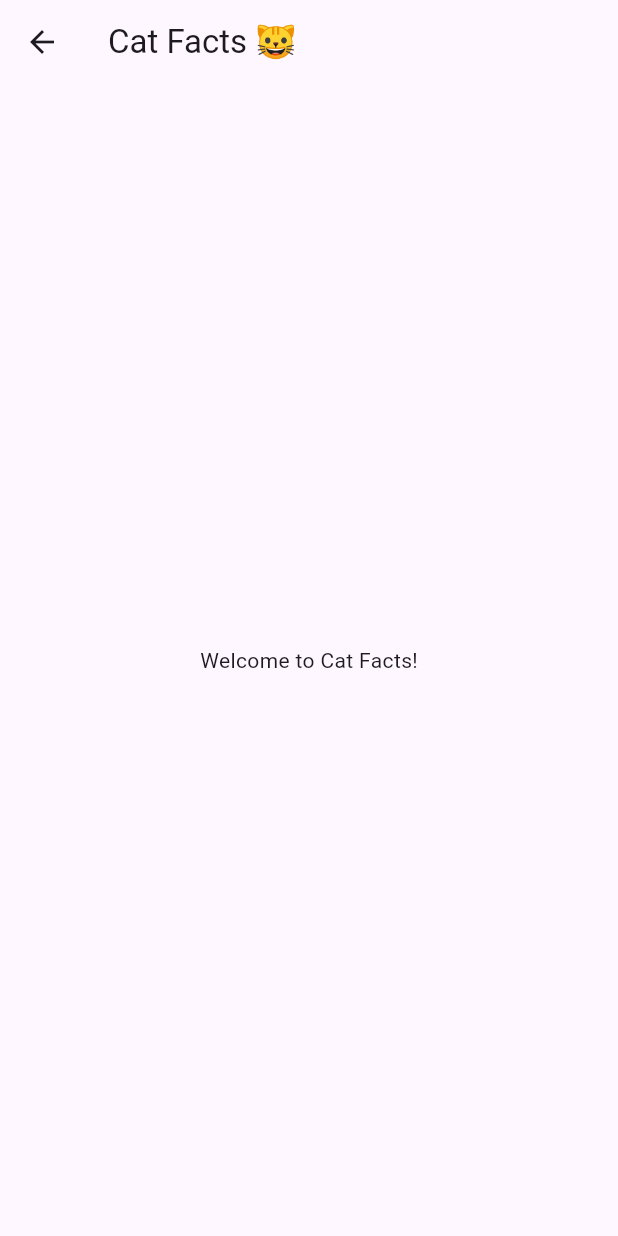
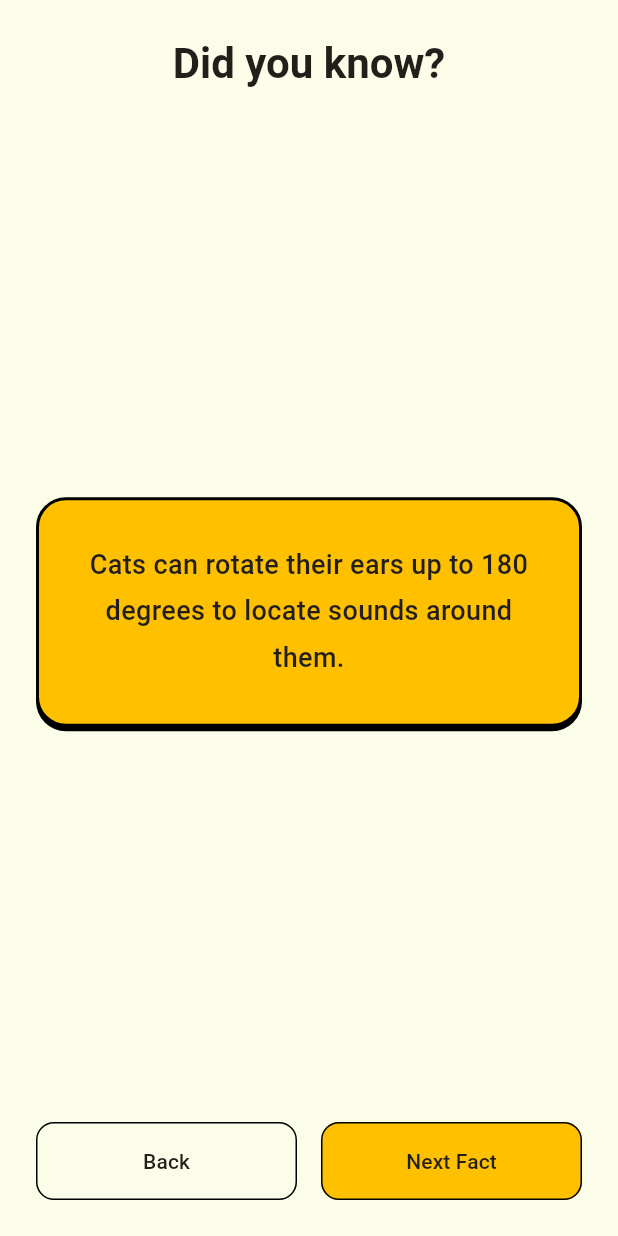
Before and after one commit to Keobiii/pawfacts, a Flutter app: the screen it shows after launch, after a tap on "Dogs", after a tap on the "arrow back" icon, after a tap on "Cats", on a phone screen of 412 x 824 dp. Run offline on Flutter 3.47's test engine with Material 3 defaults, Android fonts, the phone set to English and light mode, and no system bars; our stand-ins replace dio, flutter_riverpod, go_router; network calls fail.

Commit message:
initial UI and app theme

```diff
--- /dev/null
+++ b/lib/core/theme/app_theme.dart
@@ -0,0 +1,9 @@
+import 'package:flutter/material.dart';
+
+class AppTheme {
+  static const background = Color(0xFFfbfde8);
+  static const secondaryBg = Color(0xFFffc000);
+  static const text = Color(0xFF221f1b);
+  static const secondaryText = Color(0xFFa8a9a3);
+  static const border = Colors.black;
+}
--- a/lib/features/cats/presentation/pages/cat_facts_page.dart
+++ b/lib/features/cats/presentation/pages/cat_facts_page.dart
@@ -1,3 +1,9 @@
+import 'package:flutter/material.dart';
+import 'package:go_router/go_router.dart';
+
+import '../../../../core/theme/app_theme.dart';
+import '../../../../shared/widget/fact_card.dart';
+
 import 'package:flutter/material.dart';
 import 'package:go_router/go_router.dart';
 
@@ -6,15 +12,86 @@ class CatFactsPage extends StatelessWidget {
 
   @override
   Widget build(BuildContext context) {
+    final textTheme = Theme.of(context).textTheme;
+
     return Scaffold(
-      appBar: AppBar(
-        leading: IconButton(
-          icon: const Icon(Icons.arrow_back),
-          onPressed: () => context.go('/'),
+      backgroundColor: AppTheme.background,
+      body: SafeArea(
+        child: Padding(
+          padding: const EdgeInsets.all(24),
+          child: Column(
+            crossAxisAlignment: CrossAxisAlignment.start,
+            children: [
+              Center(
+                child: Text(
+                  'Did you know?',
+                  style: textTheme.headlineMedium?.copyWith(
+                    fontWeight: FontWeight.bold,
+                    color: AppTheme.text,
+                  ),
+                  textAlign: TextAlign.center,
+                ),
+              ),
+
+              const SizedBox(height: 32),
+
+              const Expanded(
+                child: Center(
+                  child: SingleChildScrollView(
+                    child: FactCard(
+                      fact:
+                          'Cats can rotate their ears up to 180 degrees '
+                          'to locate sounds around them.',
+                    ),
+                  ),
+                ),
+              ),
+
+              const SizedBox(height: 24),
+
+              Row(
+                children: [
+                  Expanded(
+                    child: OutlinedButton.icon(
+                      onPressed: () => context.go('/'),
+                      label: const Text('Back'),
+                      style: OutlinedButton.styleFrom(
+                        foregroundColor: AppTheme.text,
+                        side: BorderSide(color: AppTheme.border, width: 1),
+                        padding: const EdgeInsets.symmetric(vertical: 16),
+                        shape: RoundedRectangleBorder(
+                          borderRadius: BorderRadius.circular(12),
+                        ),
+                      ),
+                    ),
+                  ),
+
+                  const SizedBox(width: 16),
+
+                  Expanded(
+                    child: ElevatedButton.icon(
+                      onPressed: () {
+                        // TODO: Load the next cat fact
+                      },
+                      label: const Text('Next Fact'),
+                      style: ElevatedButton.styleFrom(
+                        backgroundColor: AppTheme.secondaryBg,
+                        foregroundColor: AppTheme.text,
+                        elevation: 0,
+                        padding: const EdgeInsets.symmetric(vertical: 16),
+                        shape: RoundedRectangleBorder(
+                          borderRadius: BorderRadius.circular(12),
+                          side: BorderSide(color: AppTheme.border, width: 1),
+                        ),
+                      ),
+                    ),
+                  ),
+                ],
+              ),
+            ],
+          ),
         ),
-        title: const Text('Cat Facts 🐱'),
       ),
-      body: const Center(child: Text('Welcome to Cat Facts!')),
     );
   }
 }
--- a/lib/features/home/presentation/home_page.dart
+++ b/lib/features/home/presentation/home_page.dart
@@ -1,42 +1,49 @@
 import 'package:flutter/material.dart';
 import 'package:go_router/go_router.dart';
+import 'package:pawfacts/core/theme/app_theme.dart';
 
 class HomePage extends StatelessWidget {
   const HomePage({super.key});
 
   @override
   Widget build(BuildContext context) {
+    final textTheme = Theme.of(context).textTheme;
+
     return Scaffold(
-      appBar: AppBar(title: const Text('PawFacts 🐾'), centerTitle: true),
-      body: Padding(
-        padding: const EdgeInsets.all(16),
+      backgroundColor: AppTheme.background,
+      body: SafeArea(
+        child: Padding(
+          padding: const EdgeInsets.all(20),
           child: Column(
             crossAxisAlignment: CrossAxisAlignment.start,
             children: [
-            Text(
-              'Discover the animal world!',
-              style: Theme.of(context).textTheme.headlineSmall,
+              Center(
+                child: Text(
+                  'What animal you want to know about?',
+                  style: TextStyle(fontSize: 30, fontWeight: FontWeight.bold),
+                  textAlign: TextAlign.justify,
                 ),
-            const SizedBox(height: 8),
-            const Text('Choose an animal to explore interesting facts.'),
-            const SizedBox(height: 24),
-
+              ),
+              const SizedBox(height: 20),
+              Expanded(
+                child: Column(
+                  children: [
                     _AnimalCard(
                       title: 'Dogs',
-              subtitle: 'Discover amazing dog facts',
-              icon: Icons.pets,
+                      icon: Icons.pets_rounded,
                       onTap: () => context.go('/dogs'),
                     ),
-
                     const SizedBox(height: 16),
-
                     _AnimalCard(
                       title: 'Cats',
-              subtitle: 'Discover amazing cat facts',
-              icon: Icons.cruelty_free,
+                      icon: Icons.cruelty_free_rounded,
                       onTap: () => context.go('/cats'),
                     ),
                   ],
+                ),
+              ),
+            ],
+          ),
         ),
       ),
     );
@@ -45,27 +52,58 @@ class HomePage extends StatelessWidget {
 
 class _AnimalCard extends StatelessWidget {
   final String title;
-  final String subtitle;
   final IconData icon;
   final VoidCallback onTap;
 
   const _AnimalCard({
     required this.title,
-    required this.subtitle,
     required this.icon,
     required this.onTap,
   });
 
   @override
   Widget build(BuildContext context) {
-    return Card(
-      child: ListTile(
-        contentPadding: const EdgeInsets.all(16),
-        leading: Icon(icon, size: 40),
-        title: Text(title, style: const TextStyle(fontWeight: FontWeight.bold)),
-        subtitle: Text(subtitle),
-        trailing: const Icon(Icons.arrow_forward_ios, size: 16),
+    return GestureDetector(
       onTap: onTap,
+      child: Container(
+        decoration: BoxDecoration(
+          color: AppTheme.secondaryBg,
+          border: BoxBorder.all(color: AppTheme.border, width: 2),
+          borderRadius: BorderRadius.circular(20),
+        ),
+        child: Padding(
+          padding: const EdgeInsets.all(8),
+          child: Row(
+            children: [
+              Container(
+                width: 48,
+                height: 48,
+                decoration: BoxDecoration(
+                  color: AppTheme.background,
+                  borderRadius: BorderRadius.circular(16),
+                ),
+                child: Icon(icon, size: 30, color: AppTheme.background),
+              ),
+              const SizedBox(width: 16),
+              Expanded(
+                child: Row(
+                  mainAxisAlignment: MainAxisAlignment.spaceBetween,
+                  children: [
+                    Text(
+                      title,
+                      style: TextStyle(
+                        fontSize: 18,
+                        fontWeight: FontWeight.bold,
+                      ),
+                    ),
+                    const SizedBox(width: 10),
+                    Icon(Icons.arrow_forward_ios_rounded, color: AppTheme.text),
+                  ],
+                ),
+              ),
+            ],
+          ),
+        ),
       ),
     );
   }
--- a/lib/main.dart
+++ b/lib/main.dart
@@ -15,10 +15,6 @@ class PawFactsApp extends StatelessWidget {
       title: 'PawFacts',
       debugShowCheckedModeBanner: false,
       routerConfig: appRouter,
-      theme: ThemeData(
-        useMaterial3: true,
-        colorScheme: ColorScheme.fromSeed(seedColor: Colors.deepPurple),
-      ),
     );
   }
 }
--- /dev/null
+++ b/lib/shared/widget/fact_card.dart
@@ -0,0 +1,42 @@
+import 'package:flutter/material.dart';
+
+import '../../core/theme/app_theme.dart';
+
+class FactCard extends StatelessWidget {
+  final String fact;
+
+  const FactCard({super.key, required this.fact});
+
+  @override
+  Widget build(BuildContext context) {
+    return Container(
+      width: double.infinity,
+      padding: const EdgeInsets.all(28),
+      decoration: BoxDecoration(
+        color: AppTheme.secondaryBg,
+        borderRadius: BorderRadius.circular(20),
+        border: Border.all(color: AppTheme.border, width: 2),
+
+        boxShadow: [
+          BoxShadow(color: AppTheme.border, offset: const Offset(0, 3)),
+        ],
+      ),
+      child: Column(
+        mainAxisSize: MainAxisSize.min,
+        crossAxisAlignment: CrossAxisAlignment.center,
+        children: [
+          Text(
+            fact,
+            textAlign: TextAlign.center,
+            style: const TextStyle(
+              fontSize: 18,
+              height: 1.7,
+              fontWeight: FontWeight.w500,
+              color: AppTheme.text,
+            ),
+          ),
+        ],
+      ),
+    );
+  }
+}
```
Lines whose indentation alone changed are shown as unchanged.
